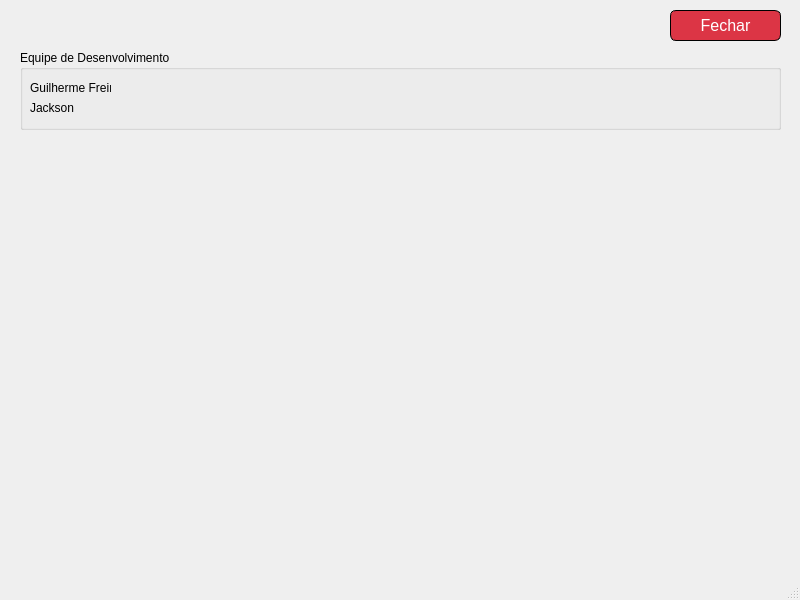
This is APS/Trabalho_APS-main/equipe.ui in Guilherme-bot149/Trabalho_APS as Qt 5 draws it before an edit. The edited form follows.
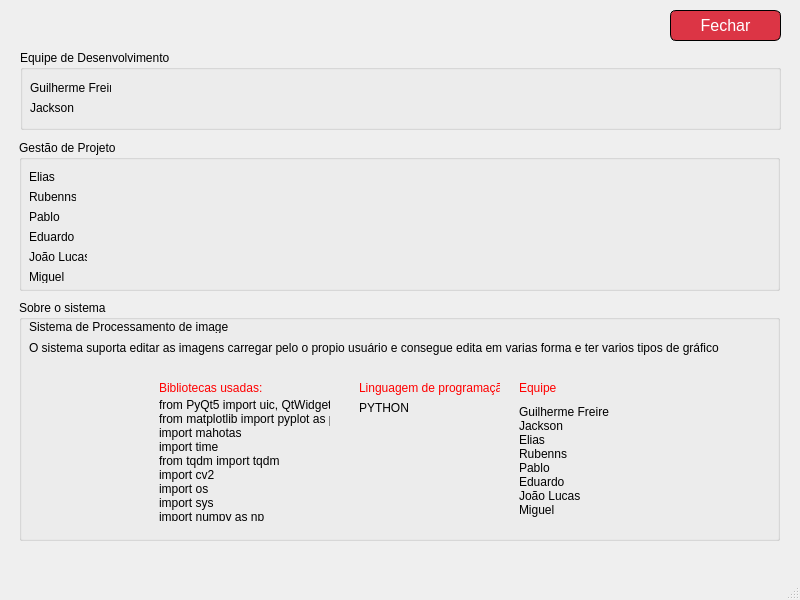
This is the edited form.

```diff
--- a/APS/Trabalho_APS-main/equipe.ui
+++ b/APS/Trabalho_APS-main/equipe.ui
@@ -89,6 +89,238 @@
      <string>Fechar</string>
     </property>
    </widget>
+   <widget class="QGroupBox" name="groupBox_2">
+    <property name="geometry">
+     <rect>
+      <x>19</x>
+      <y>140</y>
+      <width>761</width>
+      <height>151</height>
+     </rect>
+    </property>
+    <property name="title">
+     <string>Gestão de Projeto</string>
+    </property>
+    <widget class="QLabel" name="label_3">
+     <property name="geometry">
+      <rect>
+       <x>10</x>
+       <y>30</y>
+       <width>47</width>
+       <height>13</height>
+      </rect>
+     </property>
+     <property name="text">
+      <string>Elias</string>
+     </property>
+    </widget>
+    <widget class="QLabel" name="label_4">
+     <property name="geometry">
+      <rect>
+       <x>10</x>
+       <y>50</y>
+       <width>47</width>
+       <height>13</height>
+      </rect>
+     </property>
+     <property name="text">
+      <string>Rubenns</string>
+     </property>
+    </widget>
+    <widget class="QLabel" name="label_5">
+     <property name="geometry">
+      <rect>
+       <x>10</x>
+       <y>70</y>
+       <width>47</width>
+       <height>13</height>
+      </rect>
+     </property>
+     <property name="text">
+      <string>Pablo</string>
+     </property>
+    </widget>
+    <widget class="QLabel" name="label_6">
+     <property name="geometry">
+      <rect>
+       <x>10</x>
+       <y>90</y>
+       <width>47</width>
+       <height>13</height>
+      </rect>
+     </property>
+     <property name="text">
+      <string>Eduardo</string>
+     </property>
+    </widget>
+    <widget class="QLabel" name="label_7">
+     <property name="geometry">
+      <rect>
+       <x>10</x>
+       <y>110</y>
+       <width>58</width>
+       <height>13</height>
+      </rect>
+     </property>
+     <property name="text">
+      <string>João Lucas</string>
+     </property>
+    </widget>
+    <widget class="QLabel" name="label_8">
+     <property name="geometry">
+      <rect>
+       <x>10</x>
+       <y>130</y>
+       <width>58</width>
+       <height>13</height>
+      </rect>
+     </property>
+     <property name="text">
+      <string>Miguel</string>
+     </property>
+    </widget>
+   </widget>
+   <widget class="QGroupBox" name="groupBox_3">
+    <property name="geometry">
+     <rect>
+      <x>19</x>
+      <y>300</y>
+      <width>761</width>
+      <height>241</height>
+     </rect>
+    </property>
+    <property name="title">
+     <string>Sobre o sistema</string>
+    </property>
+    <widget class="QLabel" name="label_9">
+     <property name="geometry">
+      <rect>
+       <x>10</x>
+       <y>20</y>
+       <width>200</width>
+       <height>13</height>
+      </rect>
+     </property>
+     <property name="text">
+      <string>Sistema de Processamento de imagens</string>
+     </property>
+    </widget>
+    <widget class="QLabel" name="label_10">
+     <property name="geometry">
+      <rect>
+       <x>10</x>
+       <y>40</y>
+       <width>731</width>
+       <height>16</height>
+      </rect>
+     </property>
+     <property name="text">
+      <string>O sistema suporta editar as imagens carregar pelo o propio usuário e consegue edita em varias forma e ter varios tipos de gráfico</string>
+     </property>
+    </widget>
+    <widget class="QLabel" name="label_12">
+     <property name="geometry">
+      <rect>
+       <x>140</x>
+       <y>80</y>
+       <width>171</width>
+       <height>16</height>
+      </rect>
+     </property>
+     <property name="styleSheet">
+      <string notr="true">color: red;</string>
+     </property>
+     <property name="text">
+      <string>Bibliotecas usadas:</string>
+     </property>
+    </widget>
+    <widget class="QLabel" name="label_13">
+     <property name="geometry">
+      <rect>
+       <x>140</x>
+       <y>100</y>
+       <width>171</width>
+       <height>121</height>
+      </rect>
+     </property>
+     <property name="text">
+      <string>from PyQt5 import uic, QtWidgets
+from matplotlib import pyplot as plt
+import mahotas
+import time
+from tqdm import tqdm
+import cv2
+import os
+import sys
+import numpy as np</string>
+     </property>
+    </widget>
+    <widget class="QLabel" name="label_14">
+     <property name="geometry">
+      <rect>
+       <x>340</x>
+       <y>80</y>
+       <width>141</width>
+       <height>16</height>
+      </rect>
+     </property>
+     <property name="styleSheet">
+      <string notr="true">color: red;</string>
+     </property>
+     <property name="text">
+      <string>Linguagem de programação:</string>
+     </property>
+    </widget>
+    <widget class="QLabel" name="label_15">
+     <property name="geometry">
+      <rect>
+       <x>340</x>
+       <y>100</y>
+       <width>141</width>
+       <height>16</height>
+      </rect>
+     </property>
+     <property name="text">
+      <string>PYTHON</string>
+     </property>
+    </widget>
+    <widget class="QLabel" name="label_16">
+     <property name="geometry">
+      <rect>
+       <x>500</x>
+       <y>80</y>
+       <width>141</width>
+       <height>16</height>
+      </rect>
+     </property>
+     <property name="styleSheet">
+      <string notr="true">color: red;</string>
+     </property>
+     <property name="text">
+      <string>Equipe</string>
+     </property>
+    </widget>
+    <widget class="QLabel" name="label_17">
+     <property name="geometry">
+      <rect>
+       <x>500</x>
+       <y>100</y>
+       <width>141</width>
+       <height>121</height>
+      </rect>
+     </property>
+     <property name="text">
+      <string>Guilherme Freire
+Jackson
+Elias
+Rubenns
+Pablo
+Eduardo
+João Lucas
+Miguel</string>
+     </property>
+    </widget>
+   </widget>
   </widget>
   <widget class="QStatusBar" name="statusbar"/>
   <action name="actionEquipe_de_Desenvolvimento">
```
